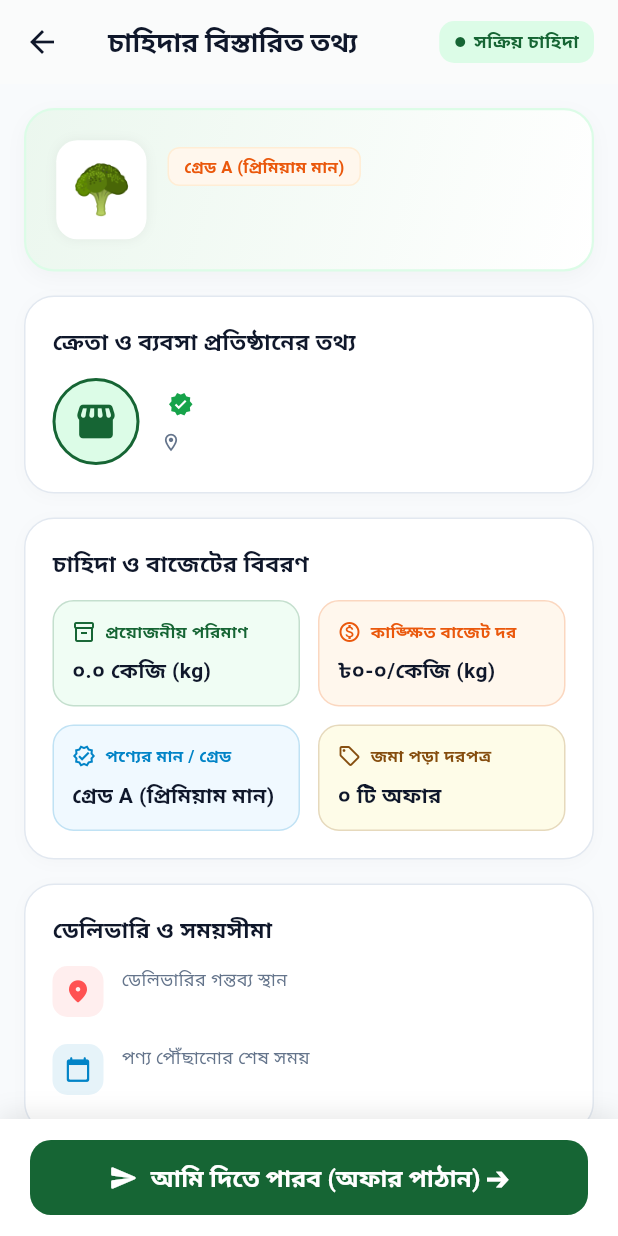
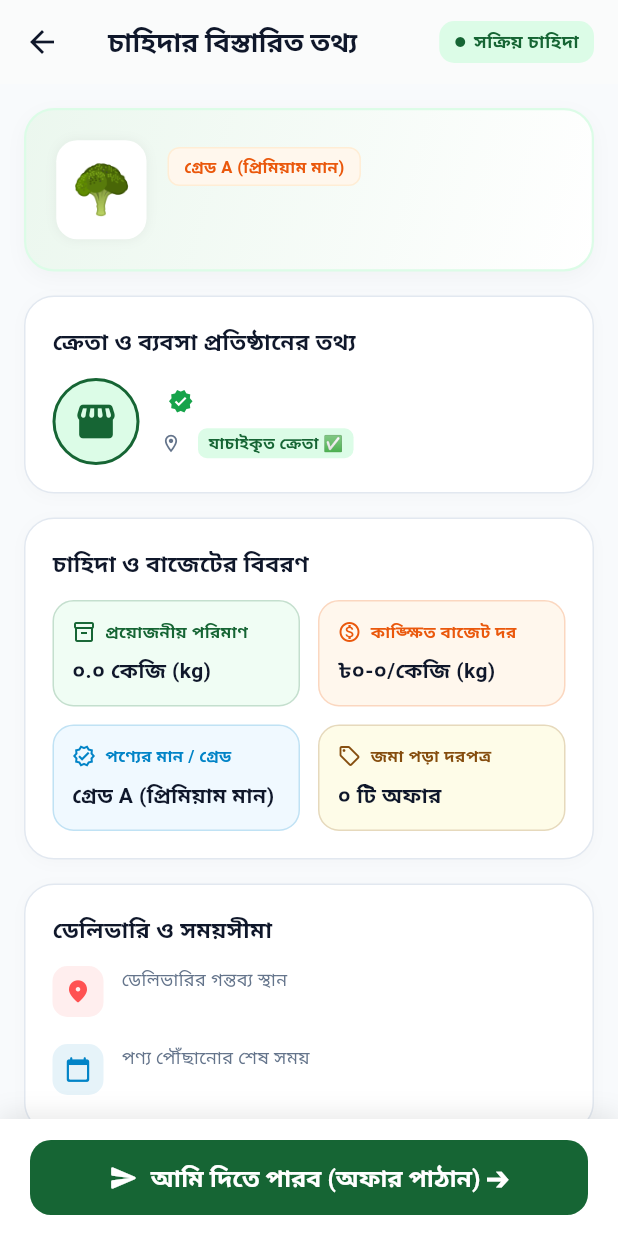
Before and after one commit to sesakilhossen302/krishibazar_Apps, a Flutter app: the DemandDetailScreen screen opened directly with empty values, on a phone screen of 412 x 824 dp. Run offline on Flutter 3.47's test engine with Material 3 defaults, Android fonts, the phone set to English and light mode, and no system bars; our stand-ins replace geocoding, geolocator, google_fonts, image_picker, shared_preferences, video_player; accounts and stored records are empty; network calls fail.

Commit message:
fix(demand-detail): remove buyer phone number from demand detail view and fix profile avatar

```diff
--- a/lib/View/Screen/DemandDetailScreen/demand_detail_screen.dart
+++ b/lib/View/Screen/DemandDetailScreen/demand_detail_screen.dart
@@ -2,7 +2,7 @@ import 'package:flutter/material.dart';
 import 'package:provider/provider.dart';
 import '../../../global/Model/krishi_models.dart';
 import '../../../global/controller/krishi_repository.dart';
-import '../../../service/api_url.dart';
+import '../../Widgegt/app_media_image.dart';
 
 class DemandDetailScreen extends StatelessWidget {
   final BuyerDemand demand;
@@ -29,9 +29,6 @@ class DemandDetailScreen extends StatelessWidget {
   Widget build(BuildContext context) {
     final repo = context.watch<KrishiRepository>();
     final isFarmer = repo.currentRole == UserRole.farmer;
-    final photoUrl = demand.buyerPhotoUrl.isNotEmpty
-        ? ApiUrl.formatMediaUrl(demand.buyerPhotoUrl)
-        : '';
 
     return Scaffold(
       backgroundColor: const Color(0xFFF8FAFC),
@@ -202,11 +199,13 @@ class DemandDetailScreen extends StatelessWidget {
                           border: Border.all(color: const Color(0xFF166534), width: 2),
                         ),
                         clipBehavior: Clip.antiAlias,
-                        child: photoUrl.isNotEmpty
-                            ? Image.network(
-                                photoUrl,
+                        child: demand.buyerPhotoUrl.trim().isNotEmpty
+                            ? AppMediaImage(
+                                url: demand.buyerPhotoUrl,
+                                width: 58,
+                                height: 58,
                                 fit: BoxFit.cover,
-                                errorBuilder: (ctx, err, stack) => const Icon(
+                                placeholderWidget: const Icon(
                                   Icons.storefront_rounded,
                                   color: Color(0xFF166534),
                                   size: 30,
@@ -257,25 +256,34 @@ class DemandDetailScreen extends StatelessWidget {
                                   fontWeight: FontWeight.w500,
                                 ),
                               ),
-                            const SizedBox(height: 3),
+                            const SizedBox(height: 4),
                             Row(
                               children: [
                                 const Icon(Icons.location_on_outlined, size: 14, color: Color(0xFF64748B)),
                                 const SizedBox(width: 3),
                                 Text(
                                   demand.buyerDistrict,
-                                  style: const TextStyle(fontSize: 12, color: Color(0xFF64748B)),
+                                  style: const TextStyle(
+                                    fontSize: 12.5,
+                                    color: Color(0xFF64748B),
+                                    fontWeight: FontWeight.w500,
+                                  ),
                                 ),
-                                if (demand.buyerPhone.isNotEmpty) ...[
-                                  const SizedBox(width: 10),
-                                  const Icon(Icons.phone_outlined, size: 14, color: Color(0xFF166534)),
-                                  const SizedBox(width: 3),
-                                  Text(
-                                    demand.buyerPhone,
-                                    style: const TextStyle(
-                                      fontSize: 12,
-                                      fontWeight: FontWeight.bold,
-                                      color: Color(0xFF166534),
+                                if (demand.buyerVerified) ...[
+                                  const SizedBox(width: 8),
+                                  Container(
+                                    padding: const EdgeInsets.symmetric(horizontal: 7, vertical: 2),
+                                    decoration: BoxDecoration(
+                                      color: const Color(0xFFDCFCE7),
+                                      borderRadius: BorderRadius.circular(6),
+                                    ),
+                                    child: const Text(
+                                      'যাচাইকৃত ক্রেতা ✅',
+                                      style: TextStyle(
+                                        fontSize: 10.5,
+                                        color: Color(0xFF166534),
+                                        fontWeight: FontWeight.bold,
+                                      ),
                                     ),
                                   ),
                                 ],
```
